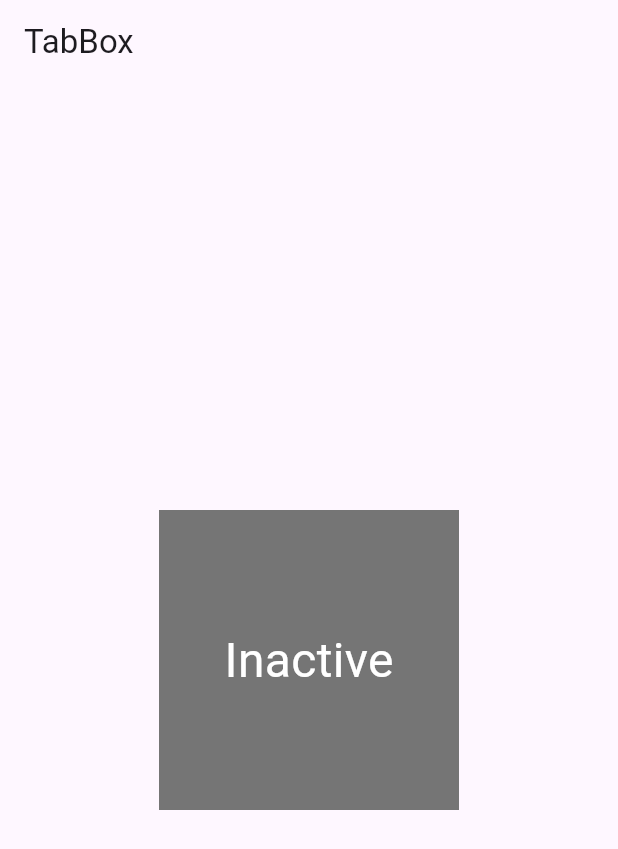
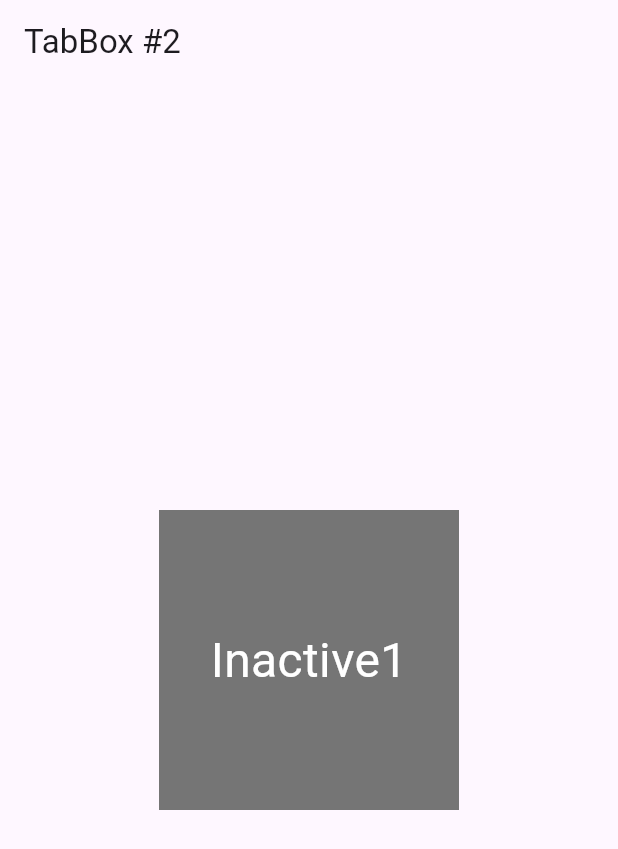
Before and after one commit to sonworks/flutter-mobile-app-development-bible, a Flutter app: the screen it shows after launch, on a phone screen of 412 x 824 dp. Shown: the top 849 px of the screen. Run offline on Flutter 3.47's test engine with Material 3 defaults, Android fonts, the phone set to English and light mode, and no system bars.

Commit message:
3.3.2.4 親ウィジェットで状態を管理するパターン

```diff
--- a/chapter_3/flutter_application_1/lib/main.dart
+++ b/chapter_3/flutter_application_1/lib/main.dart
@@ -460,29 +460,99 @@ void main() => runApp(MyApp());
 //       );
 // }
 
-// ３.３.２.３ StatefulWidget #1
+// // ３.３.２.３ StatefulWidget #1
+// class MyApp extends StatelessWidget {
+//   @override
+//   Widget build(BuildContext context) => MaterialApp(
+//         title: 'Navigation',
+//         home: Scaffold(
+//           appBar: AppBar(
+//             title: Text('TabBox'),
+//           ),
+//           body: Center(
+//             child: TabBoxA(),
+//           ),
+//         ),
+//       );
+// }
+
+// class TabBoxA extends StatefulWidget {
+//   @override
+//   _TabBoxAState createState() => _TabBoxAState();
+// }
+
+// class _TabBoxAState extends State<TabBoxA> {
+//   bool _active = false;
+
+//   @override
+//   Widget build(BuildContext context) => GestureDetector(
+//       onTap: _handleTap,
+//       child: Container(
+//         child: Center(
+//           child: Text(
+//             _active ? 'Active' : 'Inactive',
+//             style: TextStyle(fontSize: 32.0, color: Colors.white),
+//           ),
+//         ),
+//         width: 200.0,
+//         height: 200.0,
+//         decoration: BoxDecoration(
+//             color: _active ? Colors.lightGreen[700] : Colors.grey[600]),
+//       ));
+
+//   void _handleTap() {
+//     setState(() {
+//       _active = !_active;
+//     });
+//   }
+// }
+
+// ３.３.２.4 StatefulWidget #2
 class MyApp extends StatelessWidget {
   @override
   Widget build(BuildContext context) => MaterialApp(
         title: 'Navigation',
         home: Scaffold(
           appBar: AppBar(
-            title: Text('TabBox'),
+            title: Text('TabBox #2'),
           ),
           body: Center(
-            child: TabBoxA(),
+            child: ParentWidget(),
           ),
         ),
       );
 }
 
-class TabBoxA extends StatefulWidget {
+class ParentWidget extends StatefulWidget {
   @override
-  _TabBoxAState createState() => _TabBoxAState();
+  _ParentWidgetState createState() => _ParentWidgetState();
 }
 
-class _TabBoxAState extends State<TabBoxA> {
+class _ParentWidgetState extends State<ParentWidget> {
   bool _active = false;
+
+  @override
+  Widget build(BuildContext context) => Container(
+        child: TapBoxB(
+          active: _active,
+          onChanged: _handleTapBoxChanged,
+        ),
+      );
+
+  void _handleTapBoxChanged(bool newValue) {
+    setState(() {
+      _active = newValue;
+    });
+  }
+}
+
+class TapBoxB extends StatelessWidget {
+  TapBoxB({Key? key, this.active = false, required this.onChanged})
+      : assert(true), // actual is 'active != false'
+        assert(onChanged != null),
+        super(key: key);
+  final bool active;
+  final ValueChanged<bool> onChanged;
 
   @override
   Widget build(BuildContext context) => GestureDetector(
@@ -490,19 +560,19 @@ class _TabBoxAState extends State<TabBoxA> {
         child: Container(
           child: Center(
             child: Text(
-            _active ? 'Active' : 'Inactive',
+              active ? 'Active1' : 'Inactive1',
               style: TextStyle(fontSize: 32.0, color: Colors.white),
             ),
           ),
           width: 200.0,
           height: 200.0,
           decoration: BoxDecoration(
-            color: _active ? Colors.lightGreen[700] : Colors.grey[600]),
-      ));
+            color: active ? Colors.lightGreen[700] : Colors.grey[600],
+          ),
+        ),
+      );
 
   void _handleTap() {
-    setState(() {
-      _active = !_active;
-    });
+    onChanged(!active);
   }
 }
```
Also changed, not shown: 1 other file. Lines whose indentation alone changed are shown as unchanged.
